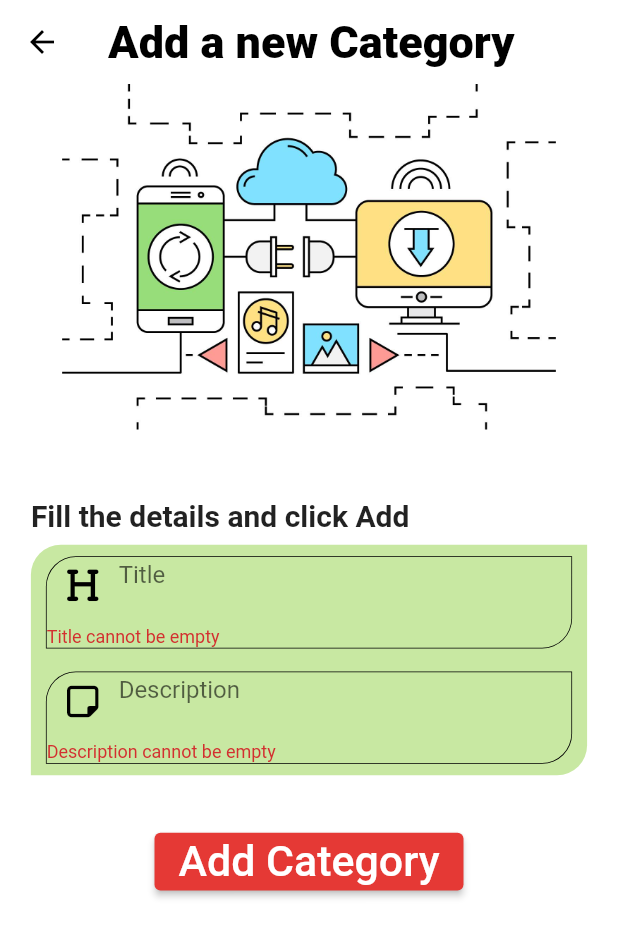
After one commit to singhayush20/Assessment-Portal-App, a Flutter app: the AddCategory screen opened directly, after a tap on "Add Category", on a phone screen of 412 x 824 dp. The commit adds this screen. Shown: the top 937 px of the screen. Run offline on Flutter 3.47's test engine with Material 2 defaults, Android fonts, the phone set to English and light mode, and no system bars; our stand-ins replace cached_network_image, dio, email_validator, font_awesome_flutter, loading_indicator, shared_preferences; accounts and stored records are empty.

Commit message:
Add new category

```diff
--- a/lib/NewtworkUtil/API.dart
+++ b/lib/NewtworkUtil/API.dart
@@ -25,6 +25,7 @@ class API {
   final getAllCategoriesUrl = "$domain/assessmentportal/category/";
   final getQuizzesForCategoryUrl =
       "$domain/assessmentportal/quiz/getByCategory";
+  final addNewCategoryUrl = "$domain/assessmentportal/category/create";
   final Dio _dio = Dio();
 
   Future<Map<String, dynamic>> loginUser(
@@ -182,4 +183,25 @@ class API {
     log('Fetched quizzes: $response');
     return response.data;
   }
+
+  Future<Map<String, dynamic>> addNewCategory(
+      {required String title,
+      required String descp,
+      required String token,
+      required String adminId}) async {
+    Map<String, dynamic> data = {
+      "title": title,
+      "description": descp,
+    };
+    Options options = Options(
+        validateStatus: (_) => true,
+        contentType: Headers.jsonContentType,
+        responseType: ResponseType.json,
+        headers: {HttpHeaders.authorizationHeader: token});
+    log('Adding new category for details: $data and by admin $adminId');
+    Response response = await _dio.post("$addNewCategoryUrl/$adminId",
+        data: data, options: options);
+    log('Add new category response: $response');
+    return response.data;
+  }
 }
--- /dev/null
+++ b/lib/Pages/AddCategory.dart
@@ -0,0 +1,259 @@
+import 'package:assessmentportal/AppConstants/constants.dart';
+import 'package:assessmentportal/Service/CateogoryService.dart';
+import 'package:assessmentportal/provider/UserProvider.dart';
+import 'package:flutter/material.dart';
+import 'package:font_awesome_flutter/font_awesome_flutter.dart';
+import 'package:provider/provider.dart';
+
+class AddCategory extends StatefulWidget {
+  const AddCategory({Key? key}) : super(key: key);
+
+  @override
+  State<AddCategory> createState() => _AddCategoryState();
+}
+
+class _AddCategoryState extends State<AddCategory> {
+  final _formKey = GlobalKey<FormState>();
+  final _titleController = TextEditingController();
+  final _descpritionController = TextEditingController();
+  final AppBar appBar = AppBar(
+    title: Text('Add a new Category'),
+  );
+  late UserProvider _userProvider;
+  @override
+  Widget build(BuildContext context) {
+    _userProvider = Provider.of<UserProvider>(context);
+
+    final height = MediaQuery.of(context).size.height -
+        appBar.preferredSize.height -
+        MediaQuery.of(context).padding.top -
+        MediaQuery.of(context).padding.bottom;
+    final width = MediaQuery.of(context).size.width;
+    return Scaffold(
+      resizeToAvoidBottomInset: false,
+      appBar: appBar,
+      body: Container(
+        margin: EdgeInsets.symmetric(
+          horizontal: width * 0.05,
+        ),
+        child: Column(
+          mainAxisAlignment: MainAxisAlignment.start,
+          children: [
+            Container(
+              alignment: Alignment.center,
+              height: height * 0.3,
+              child: ClipRRect(
+                // borderRadius: BorderRadius.only(
+                //   topLeft: Radius.circular(
+                //     20,
+                //   ),
+                //   topRight: Radius.circular(
+                //     20,
+                //   ),
+                // ),
+                child: Image.asset(
+                  'images/category_default.jpg',
+                  fit: BoxFit.cover,
+                ),
+              ),
+            ),
+            SizedBox(
+              height: height * 0.05,
+            ),
+            Container(
+              alignment: Alignment.centerLeft,
+              height: height * 0.05,
+              child: Text(
+                'Fill the details and click Add',
+                style: TextStyle(
+                  fontWeight: FontWeight.w700,
+                  fontSize: 20,
+                ),
+              ),
+            ),
+            Container(
+              height: height * 0.2,
+              padding: const EdgeInsets.symmetric(
+                horizontal: 10,
+              ),
+              decoration: const BoxDecoration(
+                borderRadius: BorderRadius.only(
+                  topLeft: Radius.circular(
+                    20,
+                  ),
+                  topRight: Radius.circular(
+                    0,
+                  ),
+                  bottomLeft: Radius.circular(
+                    0,
+                  ),
+                  bottomRight: Radius.circular(
+                    20,
+                  ),
+                ),
+                color: Color(0xFFC8E8A2),
+              ),
+              child: Form(
+                key: _formKey,
+                child: LayoutBuilder(
+                  builder: (context, constraints) {
+                    return Column(
+                      children: [
+                        SizedBox(
+                          height: constraints.maxHeight * 0.05,
+                        ),
+                        //====Title====
+                        Container(
+                          alignment: Alignment.center,
+                          height: constraints.maxHeight * 0.4,
+                          decoration: BoxDecoration(
+                            border: Border.all(
+                                color: Colors.black,
+                                width: 0.5,
+                                style: BorderStyle.solid),
+                            borderRadius: const BorderRadius.only(
+                              topLeft: Radius.circular(
+                                20,
+                              ),
+                              topRight: Radius.circular(
+                                0,
+                              ),
+                              bottomLeft: Radius.circular(
+                                0,
+                              ),
+                              bottomRight: Radius.circular(
+                                20,
+                              ),
+                            ),
+                            color: Color(0xFFC8E8A2),
+                          ),
+                          child: TextFormField(
+                            controller: _titleController,
+                            obscureText: false,
+                            cursorColor: Colors.black,
+                            keyboardType: TextInputType.name,
+                            validator: (value) {
+                              if (value!.isEmpty) {
+                                return 'Title cannot be empty';
+                              } else {
+                                return null;
+                              }
+                            },
+                            decoration: const InputDecoration(
+                              hintText: "Title",
+                              border: InputBorder.none,
+                              prefixIcon: Icon(
+                                FontAwesomeIcons.heading,
+                                color: Colors.black,
+                              ),
+                            ),
+                          ),
+                        ),
+                        SizedBox(
+                          height: constraints.maxHeight * 0.1,
+                        ),
+                        Container(
+                          alignment: Alignment.center,
+                          height: constraints.maxHeight * 0.4,
+                          decoration: BoxDecoration(
+                            border: Border.all(
+                                color: Colors.black,
+                                width: 0.5,
+                                style: BorderStyle.solid),
+                            borderRadius: const BorderRadius.only(
+                              topLeft: Radius.circular(
+                                20,
+                              ),
+                              topRight: Radius.circular(
+                                0,
+                              ),
+                              bottomLeft: Radius.circular(
+                                0,
+                              ),
+                              bottomRight: Radius.circular(
+                                20,
+                              ),
+                            ),
+                            color: Color(0xFFC8E8A2),
+                          ),
+                          child: TextFormField(
+                            controller: _descpritionController,
+                            obscureText: false,
+                            cursorColor: Colors.black,
+                            keyboardType: TextInputType.name,
+                            validator: (value) {
+                              if (value!.isEmpty) {
+                                return 'Description cannot be empty';
+                              } else {
+                                return null;
+                              }
+                            },
+                            decoration: const InputDecoration(
+                              hintText: "Description",
+                              border: InputBorder.none,
+                              prefixIcon: Icon(
+                                FontAwesomeIcons.noteSticky,
+                                color: Colors.black,
+                              ),
+                            ),
+                          ),
+                        ),
+                        SizedBox(
+                          height: constraints.maxHeight * 0.05,
+                        ),
+                      ],
+                    );
+                  },
+                ),
+              ),
+            ),
+            SizedBox(
+              height: height * 0.05,
+            ),
+            Container(
+              height: height * 0.05,
+              width: width * 0.5,
+              child: ElevatedButton(
+                onPressed: () async {
+                  if (_formKey.currentState!.validate()) {
+                    CategoryService categoryService = CategoryService();
+                    String code = await categoryService.addNewCategory(
+                        title: _titleController.text,
+                        descp: _descpritionController.text,
+                        token: _userProvider.sharedPreferences!
+                                .getString(BEARER_TOKEN) ??
+                            'null',
+                        adminId: _userProvider.user!.userId);
+                    if (code == "2000") {
+                      ScaffoldMessenger.of(context).showSnackBar(
+                        const SnackBar(
+                          content: Text('Category Added Successfully'),
+                        ),
+                      );
+                      Navigator.pop(context);
+                    } else {
+                      ScaffoldMessenger.of(context).showSnackBar(
+                        const SnackBar(
+                          content: Text('Category could not be created'),
+                        ),
+                      );
+                      // }
+                    }
+                  }
+                },
+                child: const FittedBox(
+                  child: Text(
+                    'Add Category',
+                    style: TextStyle(
+                      fontSize: 50,
+                    ),
+                  ),
+                ),
+              ),
+            ),
+          ],
+        ),
+      ),
+    );
+  }
+}
--- a/lib/provider/UserProvider.dart
+++ b/lib/provider/UserProvider.dart
@@ -10,7 +10,7 @@ import 'package:shared_preferences/shared_preferences.dart';
 class UserProvider with ChangeNotifier {
   SharedPreferences? sharedPreferences;
   late LoadingStatus loadingStatus;
-  late AccountType accountType;
+  late AccountType? accountType;
   var image;
   UserProvider() {}
   UserProvider.initialze(SharedPreferences sf) {
```
Also changed, not shown: lib/Pages/CategoryTile.dart (added, +107 -0 lines), lib/Pages/EditUserDetails.dart (+10 -10 lines), lib/Pages/HomeScreen.dart (+37 -105 lines), lib/Service/CateogoryService.dart (+11 -1 lines).
